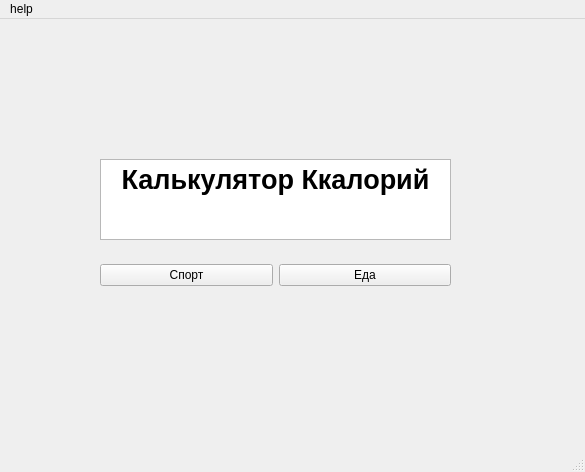
Before: the Qt Designer form menu1.ui in baikalvel/new_erra, drawn with Qt 5.
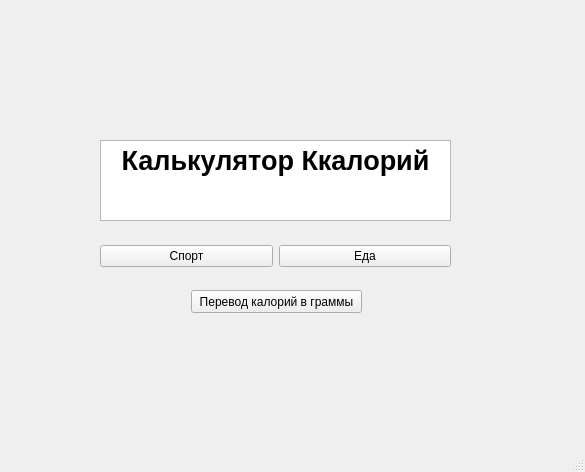
After: the same form once the commit is applied.

Diff of the .ui file:
```diff
--- a/menu1.ui
+++ b/menu1.ui
@@ -63,22 +63,19 @@
      </item>
     </layout>
    </widget>
-  </widget>
-  <widget class="QMenuBar" name="menubar">
+   <widget class="QPushButton" name="pushButton">
    <property name="geometry">
     <rect>
-     <x>0</x>
-     <y>0</y>
-     <width>585</width>
-     <height>21</height>
-    </rect>
-   </property>
-   <widget class="QMenu" name="menuhelp">
-    <property name="title">
-     <string>help</string>
+      <x>191</x>
+      <y>290</y>
+      <width>171</width>
+      <height>23</height>
+     </rect>
+    </property>
+    <property name="text">
+     <string>Перевод калорий в граммы</string>
     </property>
    </widget>
-   <addaction name="menuhelp"/>
   </widget>
   <widget class="QStatusBar" name="statusbar"/>
  </widget>
```
Lines whose indentation alone changed are shown as unchanged.
